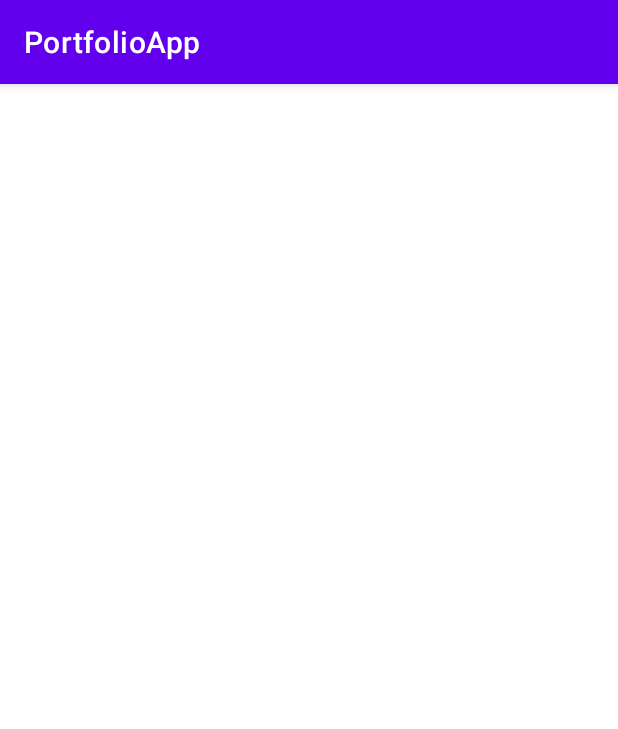
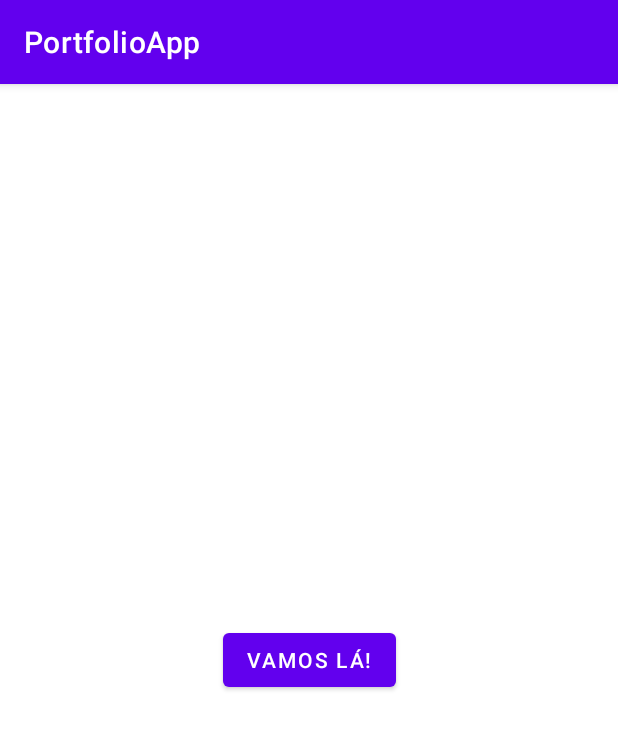
Before and after one commit to agrdc/PortfolioApp, an Android app: the screen it shows after launch (OnboardingActivity), on a phone screen of 412 x 824 dp. Shown: the top 729 px of the screen. Run offline under Robolectric (Android 15) with nearby library versions, the phone set to English and light mode, and no system bars; our stand-ins replace data binding.

Commit message:
Implements navigation from OnboardingFragment to RegisterFragment using jetpack navigation component
Signed-off-by: Agnaldo Rodrigues de Carvalho <ag.carvalho@guide.com.br>

```diff
--- a/app/src/main/java/br/com/portfolioapp/ui/view/onboarding/fragment/OnboardingFragment.kt
+++ b/app/src/main/java/br/com/portfolioapp/ui/view/onboarding/fragment/OnboardingFragment.kt
@@ -4,6 +4,7 @@ import android.os.Bundle
 import android.view.LayoutInflater
 import android.view.View
 import android.view.ViewGroup
+import androidx.navigation.findNavController
 import br.com.portfolioapp.R
 import br.com.portfolioapp.databinding.FragmentOnboardingBinding
 import br.com.portfolioapp.ui.view.BaseFragment
@@ -16,4 +17,16 @@ class OnboardingFragment: BaseFragment<FragmentOnboardingBinding>() {
     ): View {
         return bindView(inflater, container, R.layout.fragment_onboarding)
     }
+
+    override fun onViewCreated(view: View, savedInstanceState: Bundle?) {
+        super.onViewCreated(view, savedInstanceState)
+        setupListeners()
+    }
+
+    private fun setupListeners() {
+        binding.btnLetsGo.setOnClickListener { view ->
+            val directions = OnboardingFragmentDirections.actionOnboardingFragmentToRegisterFragment()
+            view.findNavController().navigate(directions)
+        }
+    }
 }
--- a/app/src/main/res/layout/activity_onboarding.xml
+++ b/app/src/main/res/layout/activity_onboarding.xml
@@ -1,7 +1,19 @@
 <?xml version="1.0" encoding="utf-8"?>
-<layout>
+<layout xmlns:app="http://schemas.android.com/apk/res-auto">
     <androidx.constraintlayout.widget.ConstraintLayout xmlns:android="http://schemas.android.com/apk/res/android"
         android:layout_width="match_parent"
         android:layout_height="match_parent">
+
+        <androidx.fragment.app.FragmentContainerView
+            android:id="@+id/nav_host_fragment"
+            android:name="androidx.navigation.fragment.NavHostFragment"
+            android:layout_width="0dp"
+            android:layout_height="0dp"
+            app:layout_constraintLeft_toLeftOf="parent"
+            app:layout_constraintRight_toRightOf="parent"
+            app:layout_constraintTop_toTopOf="parent"
+            app:layout_constraintBottom_toBottomOf="parent"
+            app:defaultNavHost="true"
+            app:navGraph="@navigation/navigation_graph" />
     </androidx.constraintlayout.widget.ConstraintLayout>
 </layout>
--- /dev/null
+++ b/app/src/main/res/navigation/navigation_graph.xml
@@ -0,0 +1,19 @@
+<?xml version="1.0" encoding="utf-8"?>
+<navigation xmlns:android="http://schemas.android.com/apk/res/android"
+    xmlns:app="http://schemas.android.com/apk/res-auto"
+    android:id="@+id/navigation_graph"
+    app:startDestination="@id/onboardingFragment">
+
+    <fragment
+        android:id="@+id/onboardingFragment"
+        android:name="br.com.portfolioapp.ui.view.onboarding.fragment.OnboardingFragment"
+        android:label="OnboardingFragment" >
+        <action
+            android:id="@+id/action_onboardingFragment_to_registerFragment"
+            app:destination="@id/registerFragment" />
+    </fragment>
+    <fragment
+        android:id="@+id/registerFragment"
+        android:name="br.com.portfolioapp.ui.view.onboarding.fragment.RegisterFragment"
+        android:label="RegisterFragment" />
+</navigation>
--- a/build.gradle
+++ b/build.gradle
@@ -7,6 +7,7 @@ buildscript {
     dependencies {
         classpath "com.android.tools.build:gradle:7.0.4"
         classpath "org.jetbrains.kotlin:kotlin-gradle-plugin:1.5.20"
+        classpath("androidx.navigation:navigation-safe-args-gradle-plugin:2.3.5")
 
         // NOTE: Do not place your application dependencies here; they belong
         // in the individual module build.gradle files
```
Also changed, not shown: app/build.gradle (+15 -4 lines).
